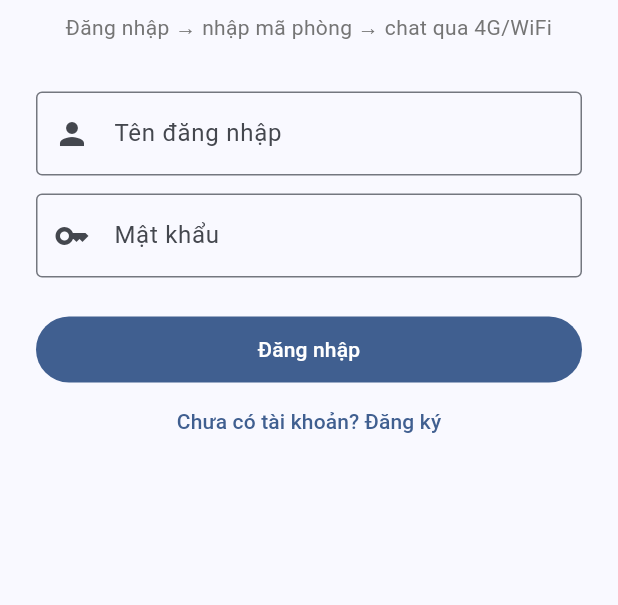
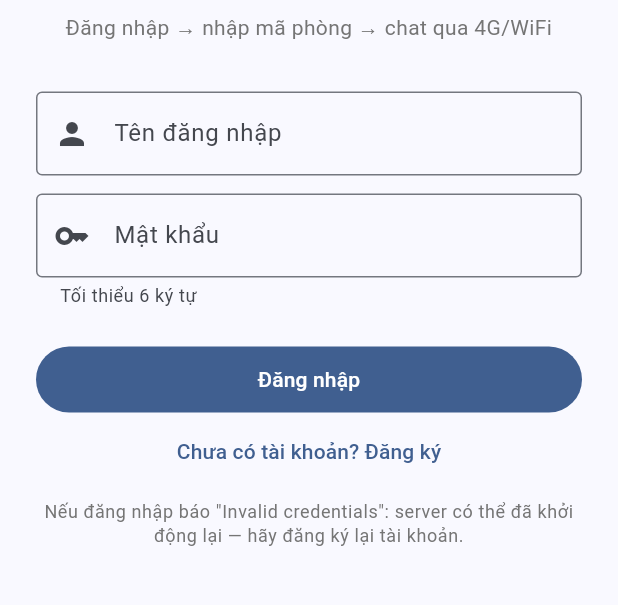
Before and after one commit to tranvietducdevwork/utm_secure_p2p_chat, a Flutter app: the screen it shows after launch, on a phone screen of 412 x 824 dp, the part 282-887 px from its top. Run offline on Flutter 3.47's test engine with Material 3 defaults, Android fonts, the phone set to English and light mode, and no system bars; our stand-ins replace shared_preferences, socket_io_client, sqflite; missing offline and left inert: cryptography, flutter_webrtc; accounts and stored records are empty.

Commit message:
Done app

```diff
--- a/flutter_app/lib/config/app_config.dart
+++ b/flutter_app/lib/config/app_config.dart
@@ -8,12 +8,16 @@
 class AppConfig {
   static const cloudSignalingUrl = String.fromEnvironment(
     'SIGNALING_URL',
-    defaultValue: 'https://secure-p2p-chat.onrender.com',
+    defaultValue: 'https://utm-secure-p2p-chat.onrender.com',
   );
 
   /// URL signaling — dùng server cloud, hoạt động trên 4G/WiFi.
   static String get serverUrl => cloudSignalingUrl;
 
+  /// Timeout chờ server cloud (Render free tier có thể ngủ ~30–90s).
+  static const signalingTimeout = Duration(seconds: 90);
+
+  /// Timeout thử WebRTC P2P trước khi chuyển relay.
   static const p2pConnectTimeout = Duration(seconds: 8);
 
   static const stunServers = [
--- /dev/null
+++ b/flutter_app/lib/core/errors/app_errors.dart
@@ -0,0 +1,48 @@
+import 'dart:async';
+import 'dart:io';
+
+import 'package:http/http.dart' as http;
+
+class AppErrors {
+  static String friendly(Object error, {String? context}) {
+    final prefix = context != null ? '$context: ' : '';
+
+    if (error is TimeoutException) {
+      return '${prefix}Server đang khởi động (quá thời gian chờ). '
+          'Đợi ~1 phút hoặc mở URL server /health trên trình duyệt rồi thử lại.';
+    }
+
+    if (error is SocketException) {
+      return '${prefix}Không có mạng hoặc không kết nối được server.';
+    }
+
+    if (error is http.ClientException) {
+      return '${prefix}Lỗi kết nối HTTP: ${error.message}';
+    }
+
+    if (error is FormatException) {
+      return '${prefix}Phản hồi server không hợp lệ.';
+    }
+
+    final text = error.toString();
+    if (text.startsWith('Exception: ')) {
+      return text.substring('Exception: '.length);
+    }
+    return '$prefix$text';
+  }
+
+  static String authHttpError(int statusCode, String? serverError) {
+    switch (statusCode) {
+      case 401:
+        return serverError ??
+            'Sai tên đăng nhập/mật khẩu. '
+                'Nếu server Render vừa khởi động lại, tài khoản cũ có thể mất — hãy đăng ký lại.';
+      case 409:
+        return serverError ?? 'Tên đăng nhập đã tồn tại.';
+      case 400:
+        return serverError ?? 'Dữ liệu không hợp lệ.';
+      default:
+        return serverError ?? 'Lỗi server (HTTP $statusCode).';
+    }
+  }
+}
--- /dev/null
+++ b/flutter_app/lib/core/log/app_logger.dart
@@ -0,0 +1,23 @@
+import 'package:flutter/foundation.dart';
+
+/// Log ra console khi chạy `flutter run` — dùng tag để lọc nhanh.
+class AppLogger {
+  static void d(String tag, String message) {
+    debugPrint('[$tag] $message');
+  }
+
+  static void i(String tag, String message) {
+    debugPrint('[INFO][$tag] $message');
+  }
+
+  static void w(String tag, String message) {
+    debugPrint('[WARN][$tag] $message');
+  }
+
+  static void e(String tag, String message, [Object? error, StackTrace? stackTrace]) {
+    debugPrint('[ERROR][$tag] $message${error != null ? ' | $error' : ''}');
+    if (stackTrace != null) {
+      debugPrint(stackTrace.toString());
+    }
+  }
+}
--- /dev/null
+++ b/flutter_app/lib/features/auth/auth_gate.dart
@@ -0,0 +1,18 @@
+import 'package:flutter/material.dart';
+import 'package:provider/provider.dart';
+
+import '../../app_state.dart';
+import 'login_screen.dart';
+import '../room/room_screen.dart';
+
+/// Chuyển Login ↔ Room theo [AppState.isLoggedIn].
+/// MaterialApp.home luôn là widget này — không đổi home sau khi app chạy.
+class AuthGate extends StatelessWidget {
+  const AuthGate({super.key});
+
+  @override
+  Widget build(BuildContext context) {
+    final isLoggedIn = context.watch<AppState>().isLoggedIn;
+    return isLoggedIn ? const RoomScreen() : const LoginScreen();
+  }
+}
--- a/flutter_app/lib/features/auth/login_screen.dart
+++ b/flutter_app/lib/features/auth/login_screen.dart
@@ -2,7 +2,7 @@ import 'package:flutter/material.dart';
 import 'package:provider/provider.dart';
 
 import '../../app_state.dart';
-import '../room/room_screen.dart';
+import '../../core/errors/app_errors.dart';
 
 class LoginScreen extends StatefulWidget {
   const LoginScreen({super.key});
@@ -17,29 +17,47 @@ class _LoginScreenState extends State<LoginScreen> {
   bool _isRegister = false;
   bool _loading = false;
   String? _error;
+  String? _status;
 
   Future<void> _submit() async {
     setState(() {
       _loading = true;
       _error = null;
+      _status = _isRegister ? 'Đang đăng ký...' : 'Đang đăng nhập...';
     });
     try {
       final app = context.read<AppState>();
       final username = _usernameController.text.trim();
       final password = _passwordController.text;
+
+      if (username.length < 3) {
+        throw Exception('Tên đăng nhập tối thiểu 3 ký tự');
+      }
+      if (password.length < 6) {
+        throw Exception('Mật khẩu tối thiểu 6 ký tự');
+      }
+
+      setState(() => _status = 'Đang kết nối server (có thể mất ~1 phút)...');
+
       if (_isRegister) {
         await app.register(username, password);
       } else {
         await app.login(username, password);
       }
       if (!mounted) return;
-      Navigator.of(context).pushReplacement(
-        MaterialPageRoute(builder: (_) => const RoomScreen()),
-      );
+      if (!app.isLoggedIn) {
+        throw Exception('Đăng nhập thất bại');
+      }
+      // AuthGate tự chuyển sang RoomScreen khi isLoggedIn = true
     } catch (e) {
-      setState(() => _error = e.toString());
+      setState(() => _error = AppErrors.friendly(e, context: _isRegister ? 'Đăng ký' : 'Đăng nhập'));
     } finally {
-      if (mounted) setState(() => _loading = false);
+      if (mounted) {
+        setState(() {
+          _loading = false;
+          _status = null;
+        });
+      }
     }
   }
 
@@ -90,26 +108,54 @@ class _LoginScreenState extends State<LoginScreen> {
                   labelText: 'Mật khẩu',
                   border: OutlineInputBorder(),
                   prefixIcon: Icon(Icons.key),
+                  helperText: 'Tối thiểu 6 ký tự',
                 ),
               ),
+              if (_status != null) ...[
+                const SizedBox(height: 16),
+                Row(
+                  children: [
+                    const SizedBox(
+                      width: 18,
+                      height: 18,
+                      child: CircularProgressIndicator(strokeWidth: 2),
+                    ),
+                    const SizedBox(width: 10),
+                    Expanded(child: Text(_status!, style: TextStyle(color: Colors.grey[700]))),
+                  ],
+                ),
+              ],
               if (_error != null) ...[
                 const SizedBox(height: 12),
-                Text(_error!, style: const TextStyle(color: Colors.red)),
+                Container(
+                  padding: const EdgeInsets.all(12),
+                  decoration: BoxDecoration(
+                    color: Colors.red.shade50,
+                    borderRadius: BorderRadius.circular(8),
+                  ),
+                  child: Text(_error!, style: TextStyle(color: Colors.red.shade900)),
+                ),
               ],
               const SizedBox(height: 24),
               FilledButton(
                 onPressed: _loading ? null : _submit,
                 child: Padding(
                   padding: const EdgeInsets.symmetric(vertical: 12),
-                  child: _loading
-                      ? const SizedBox(height: 20, width: 20, child: CircularProgressIndicator(strokeWidth: 2))
-                      : Text(_isRegister ? 'Đăng ký' : 'Đăng nhập'),
+                  child: Text(_isRegister ? 'Đăng ký' : 'Đăng nhập'),
                 ),
               ),
               TextButton(
                 onPressed: _loading ? null : () => setState(() => _isRegister = !_isRegister),
                 child: Text(_isRegister ? 'Đã có tài khoản? Đăng nhập' : 'Chưa có tài khoản? Đăng ký'),
               ),
+              if (!_isRegister) ...[
+                const SizedBox(height: 8),
+                Text(
+                  'Nếu đăng nhập báo "Invalid credentials": server có thể đã khởi động lại — hãy đăng ký lại tài khoản.',
+                  textAlign: TextAlign.center,
+                  style: Theme.of(context).textTheme.bodySmall?.copyWith(color: Colors.grey[600]),
+                ),
+              ],
             ],
           ),
         ),
--- a/flutter_app/lib/main.dart
+++ b/flutter_app/lib/main.dart
@@ -3,14 +3,16 @@ import 'package:provider/provider.dart';
 
 import 'app_state.dart';
 import 'config/app_config.dart';
-import 'features/auth/login_screen.dart';
-import 'features/room/room_screen.dart';
+import 'core/errors/app_errors.dart';
+import 'core/log/app_logger.dart';
+import 'features/auth/auth_gate.dart';
 import 'services/auth_service.dart';
 import 'services/local_db_service.dart';
 import 'services/signaling_service.dart';
 
 Future<void> main() async {
   WidgetsFlutterBinding.ensureInitialized();
+  AppLogger.i('Main', 'App start — server=${AppConfig.serverUrl}');
   runApp(const SecureP2PChatApp());
 }
 
@@ -22,8 +24,9 @@ class SecureP2PChatApp extends StatefulWidget {
 }
 
 class _SecureP2PChatAppState extends State<SecureP2PChatApp> {
-  late final AppState _appState;
+  AppState? _appState;
   bool _ready = false;
+  String? _fatalError;
 
   @override
   void initState() {
@@ -32,34 +35,92 @@ class _SecureP2PChatAppState extends State<SecureP2PChatApp> {
   }
 
   Future<void> _init() async {
-    _appState = AppState(
-      serverUrl: AppConfig.serverUrl,
-      authService: AuthService(AppConfig.serverUrl),
-      signaling: SignalingService(AppConfig.serverUrl),
-      localDb: LocalDbService(),
-    );
-    await _appState.initialize();
-    setState(() => _ready = true);
+    try {
+      final appState = AppState(
+        serverUrl: AppConfig.serverUrl,
+        authService: AuthService(AppConfig.serverUrl),
+        signaling: SignalingService(AppConfig.serverUrl),
+        localDb: LocalDbService(),
+      );
+      await appState.initialize();
+      if (!mounted) return;
+      setState(() {
+        _appState = appState;
+        _ready = true;
+      });
+    } catch (e, st) {
+      AppLogger.e('Main', 'init failed', e, st);
+      if (!mounted) return;
+      setState(() {
+        _fatalError = AppErrors.friendly(e, context: 'Khởi động');
+        _ready = true;
+      });
+    }
+  }
+
+  Future<void> _retryInit() async {
+    setState(() {
+      _ready = false;
+      _fatalError = null;
+      _appState = null;
+    });
+    await _init();
   }
 
   @override
   Widget build(BuildContext context) {
     if (!_ready) {
-      return const MaterialApp(
-        home: Scaffold(body: Center(child: CircularProgressIndicator())),
+      return MaterialApp(
+        home: Scaffold(
+          body: Center(
+            child: Column(
+              mainAxisAlignment: MainAxisAlignment.center,
+              children: [
+                const CircularProgressIndicator(),
+                const SizedBox(height: 16),
+                Text('Đang khởi động app...', style: TextStyle(color: Colors.grey[600])),
+              ],
+            ),
+          ),
+        ),
+      );
+    }
+
+    if (_fatalError != null || _appState == null) {
+      return MaterialApp(
+        home: Scaffold(
+          body: SafeArea(
+            child: Padding(
+              padding: const EdgeInsets.all(24),
+              child: Column(
+                mainAxisAlignment: MainAxisAlignment.center,
+                children: [
+                  const Icon(Icons.error_outline, size: 64, color: Colors.red),
+                  const SizedBox(height: 16),
+                  const Text('Không khởi động được app', style: TextStyle(fontSize: 18, fontWeight: FontWeight.bold)),
+                  const SizedBox(height: 12),
+                  Text(_fatalError ?? 'Lỗi không xác định', textAlign: TextAlign.center),
+                  const SizedBox(height: 24),
+                  FilledButton(onPressed: _retryInit, child: const Text('Thử lại')),
+                ],
+              ),
+            ),
+          ),
+        ),
       );
     }
 
     return ChangeNotifierProvider.value(
-      value: _appState,
+      value: _appState!,
       child: MaterialApp(
+        navigatorKey: AppState.navigatorKey,
         title: 'Secure P2P Chat',
         debugShowCheckedModeBanner: false,
         theme: ThemeData(
           colorScheme: ColorScheme.fromSeed(seedColor: const Color(0xFF1565C0)),
           useMaterial3: true,
         ),
-        home: _appState.isLoggedIn ? const RoomScreen() : const LoginScreen(),
+        home: const AuthGate(),
       ),
     );
   }
--- a/render.yaml
+++ b/render.yaml
@@ -7,6 +7,6 @@ services:
     startCommand: npm start
     envVars:
       - key: JWT_SECRET
-        generateValue: true
+        value: utm-kltn-secret-2026-abc
       - key: NODE_ENV
         value: production
--- a/signaling_server/package.json
+++ b/signaling_server/package.json
@@ -3,6 +3,9 @@
   "version": "1.0.0",
   "description": "Signaling server for P2P encrypted chat - no message storage",
   "main": "src/server.js",
+  "engines": {
+    "node": ">=18"
+  },
   "scripts": {
     "start": "node src/server.js",
     "dev": "node --watch src/server.js",
```
Also changed, not shown: flutter_app/lib/app_state.dart (+103 -17 lines), flutter_app/lib/features/room/room_screen.dart (+78 -11 lines), flutter_app/lib/models/user.dart (+8 -0 lines), flutter_app/lib/services/auth_service.dart (+53 -15 lines), flutter_app/lib/services/signaling_service.dart (+81 -15 lines), 5 other files.
